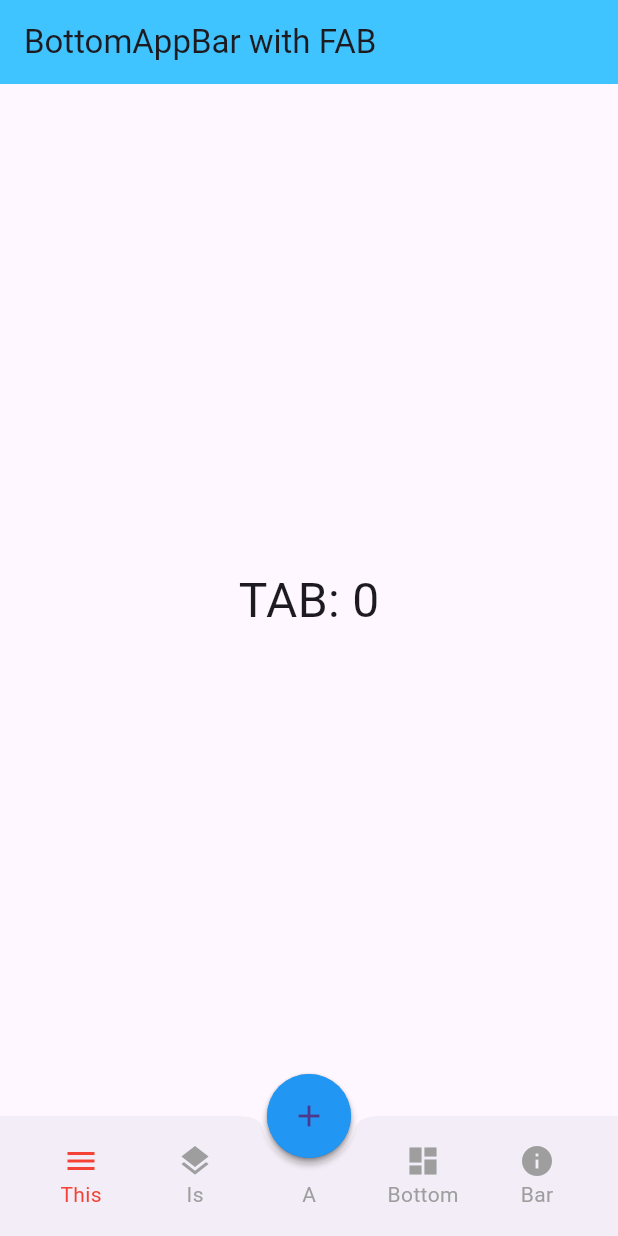
After one commit to dretoba91/flutter-widgets, a Flutter app: the screen it shows after launch, on a phone screen of 412 x 824 dp. The commit adds this screen. Run offline on Flutter 3.47's test engine with Material 3 defaults, Android fonts, the light colour scheme and no system bars.

Commit message:
Bottom app bar with Floating Action Button

```diff
--- /dev/null
+++ b/lib/components/FAB_with_bottomAppBar/bottom_appbar.dart
@@ -0,0 +1,86 @@
+// ignore_for_file: prefer_const_constructors
+
+import 'package:flutter/material.dart';
+import 'package:flutter_widgets_tasks/components/FAB_with_bottomAppBar/fab_bottom_app.dart';
+import 'package:flutter_widgets_tasks/components/FAB_with_bottomAppBar/fab_icons.dart';
+import 'package:flutter_widgets_tasks/components/FAB_with_bottomAppBar/layout.dart';
+
+class MyBottomBar extends StatefulWidget {
+  const MyBottomBar({super.key});
+
+  @override
+  State<MyBottomBar> createState() => _MyBottomBarState();
+}
+
+class _MyBottomBarState extends State<MyBottomBar> {
+  String _lastSelected = 'TAB: 0';
+
+  void _selectedTab(int index) {
+    setState(() {
+      _lastSelected = 'TAB: $index';
+    });
+  }
+
+  void _selectedFab(int index) {
+    setState(() {
+      _lastSelected = 'FAB: $index';
+    });
+  }
+
+  @override
+  Widget build(BuildContext context) {
+    return Scaffold(
+      appBar: AppBar(
+        title: Text("BottomAppBar with FAB"),
+        backgroundColor: Colors.lightBlueAccent,
+      ),
+      body: Center(
+        child: Text(
+          _lastSelected,
+          style: TextStyle(
+            fontSize: 32.0,
+          ),
+        ),
+      ),
+      floatingActionButton: _buildFab(context),
+      floatingActionButtonLocation: FloatingActionButtonLocation.centerDocked,
+      bottomNavigationBar: FABBottomAppBar(
+        centerItemText: 'A',
+        color: Colors.grey,
+        selectedColor: Colors.red,
+        notchedShape: CircularNotchedRectangle(),
+        onTabSelected: _selectedTab,
+        items: [
+          FABBottomAppBarItem(iconData: Icons.menu, text: 'This'),
+          FABBottomAppBarItem(iconData: Icons.layers, text: 'Is'),
+          FABBottomAppBarItem(iconData: Icons.dashboard, text: 'Bottom'),
+          FABBottomAppBarItem(iconData: Icons.info, text: 'Bar'),
+        ],
+      ),
+    );
+  }
+
+  Widget _buildFab(BuildContext context) {
+    final icons = [Icons.sms, Icons.mail, Icons.phone];
+    return AnchoredOverlay(
+      showOverlay: true,
+      overlayBuilder: (context, offset) {
+        return CenterAbout(
+          position: Offset(offset.dx, offset.dy - icons.length * 35.0),
+          child: FabWithIcons(
+            icons: icons,
+            onIconTapped: _selectedFab,
+          ),
+        );
+      },
+      child: FloatingActionButton(
+        shape: RoundedRectangleBorder(borderRadius: BorderRadius.circular(50)),
+        backgroundColor: Colors.blue,
+        onPressed: () {},
+        tooltip: 'Increment',
+        elevation: 2.0,
+        child: Icon(Icons.add),
+      ),
+    );
+  }
+}
--- /dev/null
+++ b/lib/components/FAB_with_bottomAppBar/fab_bottom_app.dart
@@ -0,0 +1,122 @@
+// ignore_for_file: public_member_api_docs, sort_constructors_first, prefer_const_constructors, avoid_print
+import 'package:flutter/material.dart';
+
+class FABBottomAppBarItem {
+  FABBottomAppBarItem({
+    this.iconData,
+    this.text = '',
+  });
+  IconData? iconData;
+  String text;
+}
+
+class FABBottomAppBar extends StatefulWidget {
+  final List<FABBottomAppBarItem>? items;
+  final String centerItemText;
+  final double height;
+  final double iconSize;
+  final Color? backgroundColor;
+  final Color? color;
+  final Color? selectedColor;
+  final NotchedShape notchedShape;
+  final ValueChanged<int>? onTabSelected;
+
+  const FABBottomAppBar({
+    Key? key,
+    this.items,
+    this.centerItemText = '',
+    this.height = 60.0,
+    this.iconSize = 24.0,
+    this.backgroundColor,
+    this.color,
+    this.selectedColor,
+    required this.notchedShape,
+    this.onTabSelected,
+  })  : assert(items?.length == 2 || items?.length == 4),
+        super(key: key);
+
+  @override
+  State<FABBottomAppBar> createState() => _FABBottomAppBarState();
+}
+
+class _FABBottomAppBarState extends State<FABBottomAppBar> {
+  int _selectedIndex = 0;
+
+  _updatedIndex(int index) {
+    widget.onTabSelected!(index);
+    setState(() {
+      _selectedIndex = index;
+    });
+  }
+
+  @override
+  Widget build(BuildContext context) {
+    List<Widget> items = List.generate(widget.items!.length, (int index) {
+      return _buildTabItem(
+          item: widget.items![index], index: index, onPressed: _updatedIndex);
+    });
+    items.insert(items.length >> 1, _buildMiddleTabItem());
+
+    return BottomAppBar(
+      shape: widget.notchedShape,
+      color: widget.backgroundColor,
+      child: Row(
+        mainAxisSize: MainAxisSize.max,
+        mainAxisAlignment: MainAxisAlignment.spaceAround,
+        children: items,
+      ),
+    );
+  }
+
+  Widget _buildMiddleTabItem() {
+    return Expanded(
+      child: SizedBox(
+        height: widget.height,
+        child: Column(
+          mainAxisSize: MainAxisSize.min,
+          mainAxisAlignment: MainAxisAlignment.center,
+          children: <Widget>[
+            SizedBox(height: widget.iconSize),
+            Text(
+              widget.centerItemText,
+              style: TextStyle(color: widget.color),
+            ),
+          ],
+        ),
+      ),
+    );
+  }
+
+  Widget _buildTabItem(
+      {FABBottomAppBarItem? item,
+      int? index,
+      required ValueChanged<int> onPressed}) {
+    Color? color =
+        _selectedIndex == index ? widget.selectedColor : widget.color;
+    return Expanded(
+        child: SizedBox(
+      height: widget.height,
+      child: Material(
+        type: MaterialType.transparency,
+        child: InkWell(
+          onTap: () => onPressed(index!),
+          child: Column(
+            mainAxisAlignment: MainAxisAlignment.center,
+            mainAxisSize: MainAxisSize.min,
+            children: [
+              Icon(
+                item!.iconData,
+                color: color,
+                size: widget.iconSize,
+              ),
+              Text(
+                item.text,
+                style: TextStyle(color: color),
+              )
+            ],
+          ),
+        ),
+      ),
+    ));
+  }
+}
--- /dev/null
+++ b/lib/components/FAB_with_bottomAppBar/fab_icons.dart
@@ -0,0 +1,90 @@
+// ignore_for_file: public_member_api_docs, sort_constructors_first, must_be_immutable, prefer_const_constructors, prefer_const_literals_to_create_immutables
+import 'package:flutter/material.dart';
+
+class FabWithIcons extends StatefulWidget {
+  final List<IconData> icons;
+  ValueChanged<int> onIconTapped;
+  FabWithIcons({
+    Key? key,
+    required this.icons,
+    required this.onIconTapped,
+  }) : super(key: key);
+
+  @override
+  State<FabWithIcons> createState() => _FabWithIconsState();
+}
+
+class _FabWithIconsState extends State<FabWithIcons>
+    with TickerProviderStateMixin {
+  late AnimationController _controller;
+
+  @override
+  void initState() {
+    super.initState();
+    _controller = AnimationController(
+      vsync: this,
+      duration: Duration(microseconds: 250),
+    );
+  }
+
+  void _onTapped(int index) {
+    _controller.reverse();
+    widget.onIconTapped(index);
+  }
+
+  Widget _buildChild(int index) {
+    Color backgroundColor = Theme.of(context).cardColor;
+    Color foregroundColor = Colors.lightBlue;
+    return Container(
+        height: 70,
+        width: 56.0,
+        alignment: FractionalOffset.topCenter,
+        child: ScaleTransition(
+          scale: CurvedAnimation(
+              parent: _controller,
+              curve: Interval(
+                0.0,
+                1.0 - index / widget.icons.length / 2.0,
+                curve: Curves.easeOut,
+              )),
+          child: FloatingActionButton(
+            onPressed: () => _onTapped(index),
+            backgroundColor: backgroundColor,
+            mini: true,
+            child: Icon(
+              widget.icons[index],
+              color: foregroundColor,
+            ),
+          ),
+        ));
+  }
+
+  Widget _buildFab() {
+    return FloatingActionButton(
+      shape: RoundedRectangleBorder(borderRadius: BorderRadius.circular(50)),
+      backgroundColor: Colors.blue,
+      onPressed: () {
+        if (_controller.isDismissed) {
+          _controller.forward();
+        } else {
+          _controller.reverse();
+        }
+      },
+      tooltip: "Increment",
+      elevation: 2.0,
+      child: Icon(Icons.add),
+    );
+  }
+
+  @override
+  Widget build(BuildContext context) {
+    return Column(
+      mainAxisAlignment: MainAxisAlignment.center,
+      mainAxisSize: MainAxisSize.min,
+      children: List.generate(widget.icons.length, (int index) {
+        return _buildChild(index);
+      }).toList()
+        ..add(_buildFab()),
+    );
+  }
+}
--- /dev/null
+++ b/lib/components/FAB_with_bottomAppBar/layout.dart
@@ -0,0 +1,136 @@
+// ignore_for_file: public_member_api_docs, sort_constructors_first, avoid_print
+import 'package:flutter/material.dart';
+
+class AnchoredOverlay extends StatelessWidget {
+  final bool showOverlay;
+  final Widget Function(BuildContext, Offset anchor) overlayBuilder;
+  final Widget child;
+  const AnchoredOverlay(
+      {super.key,
+      required this.showOverlay,
+      required this.overlayBuilder,
+      required this.child});
+
+  @override
+  Widget build(BuildContext context) {
+    return Container(
+      child: LayoutBuilder(builder: (context, constraints) {
+        return OverlayBuilder(
+            showOverlay: showOverlay,
+            overlayBuilder: (BuildContext overlayContext) {
+              RenderBox box = context.findRenderObject() as RenderBox;
+              final center =
+                  box.size.center(box.localToGlobal(const Offset(0.0, 0.0)));
+              return overlayBuilder(overlayContext, center);
+            },
+            child: child);
+      }),
+    );
+  }
+}
+
+class OverlayBuilder extends StatefulWidget {
+  final bool showOverlay;
+  final Widget Function(BuildContext) overlayBuilder;
+  final Widget child;
+
+  const OverlayBuilder({
+    Key? key,
+    this.showOverlay = false,
+    required this.overlayBuilder,
+    required this.child,
+  }) : super(key: key);
+
+  @override
+  State<OverlayBuilder> createState() => _OverlayBuilderState();
+}
+
+class _OverlayBuilderState extends State<OverlayBuilder> {
+  OverlayEntry? overlayEntry;
+
+  @override
+  void initState() {
+    super.initState();
+
+    if (widget.showOverlay) {
+      WidgetsBinding.instance.addPostFrameCallback((_) => showOverlay());
+    }
+  }
+
+  @override
+  void didUpdateWidget(OverlayBuilder oldWidget) {
+    super.didUpdateWidget(oldWidget);
+    WidgetsBinding.instance.addPostFrameCallback((_) => syncWidgetAndOverlay());
+  }
+
+  @override
+  void reassemble() {
+    super.reassemble();
+    WidgetsBinding.instance.addPostFrameCallback((_) => syncWidgetAndOverlay());
+  }
+
+  @override
+  void dispose() {
+    if (isShowingOverlay()) {
+      hideOverlay();
+    }
+
+    super.dispose();
+  }
+
+  bool isShowingOverlay() => overlayEntry != null;
+
+  void showOverlay() {
+    overlayEntry = OverlayEntry(
+      builder: widget.overlayBuilder,
+    );
+    addToOverlay(overlayEntry!);
+  }
+
+  void addToOverlay(OverlayEntry entry) async {
+    print('addToOverlay');
+    Overlay.of(context).insert(entry);
+  }
+
+  void hideOverlay() {
+    print('hideOverlay');
+    overlayEntry?.remove();
+    overlayEntry = null;
+  }
+
+  void syncWidgetAndOverlay() {
+    if (isShowingOverlay() && !widget.showOverlay) {
+      hideOverlay();
+    } else if (!isShowingOverlay() && widget.showOverlay) {
+      showOverlay();
+    }
+  }
+
+  @override
+  Widget build(BuildContext context) {
+    return widget.child;
+  }
+}
+
+class CenterAbout extends StatelessWidget {
+  final Offset position;
+  final Widget child;
+
+  const CenterAbout({
+    super.key,
+    required this.position,
+    required this.child,
+  });
+
+  @override
+  Widget build(BuildContext context) {
+    return Positioned(
+      top: position.dy,
+      left: position.dx,
+      child: FractionalTranslation(
+        translation: const Offset(-0.5, -0.5),
+        child: child,
+      ),
+    );
+  }
+}
--- a/lib/main.dart
+++ b/lib/main.dart
@@ -1,5 +1,8 @@
 import 'package:flutter/material.dart';
-import 'package:flutter_widgets_tasks/components/design1.dart';
+// import 'package:flutter_widgets_tasks/components/bottom_app_bar.dart';
+import 'package:flutter_widgets_tasks/components/FAB_with_bottomAppBar/bottom_appbar.dart';
+// import 'package:flutter_widgets_tasks/components/design1.dart';
+// import 'package:flutter_widgets_tasks/components/tab_bar.dart';
 
 void main() {
   runApp(const MyApp());
@@ -32,7 +35,8 @@ class MyApp extends StatelessWidget {
         // colorScheme: ColorScheme.fromSeed(seedColor: Colors.deepPurple),
         useMaterial3: true,
       ),
-      home: const SideMenu(),
+      debugShowCheckedModeBanner: false,
+      home: const MyBottomBar(),
     );
   }
 }
```
Also changed, not shown: lib/components/FAB_with_bottomAppBar/bottom_app_bar.dart (added, +191 -0 lines), lib/components/tab_bar.dart (added, +43 -0 lines).
